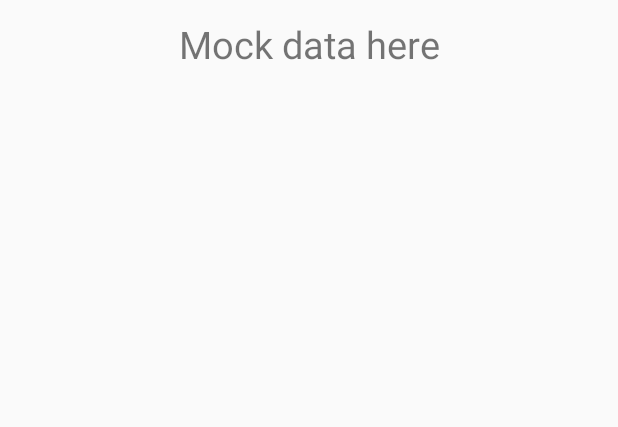
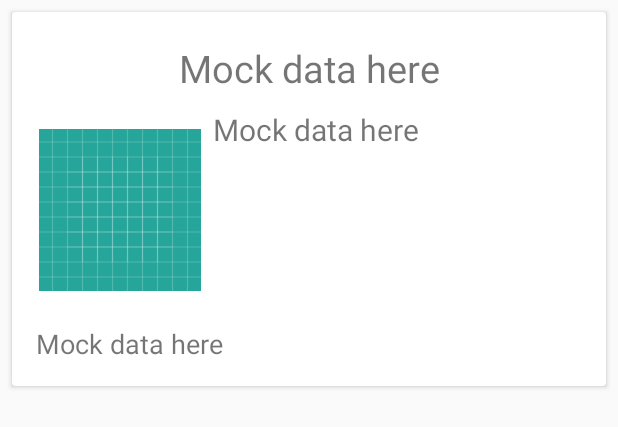
Before and after one commit to Noonight/FilmsTheMovieDB, an Android app: the layout item_movies.xml on its own in the app's theme, with its tools: preview values and no code run, on a phone screen of 412 x 824 dp. Shown: the top 427 px of the screen. Run offline under Robolectric (Android 15) with nearby library versions, the phone set to English and light mode, and no system bars.

```diff
--- a/app/build.gradle
+++ b/app/build.gradle
@@ -54,6 +54,7 @@ dependencies {
     compile "io.reactivex:rxjava:1.3.0"
 
     //compile "io.realm:realm-gradle-plugin:4.1.1"
+    implementation 'com.android.support:cardview-v7:26.1.0'
 }
 repositories {
     mavenCentral()
--- a/app/src/main/AndroidManifest.xml
+++ b/app/src/main/AndroidManifest.xml
@@ -19,7 +19,7 @@
                 <category android:name="android.intent.category.LAUNCHER" />
             </intent-filter>
         </activity>
-        <activity android:name=".mvp.view.movie.MovieActivity"></activity>
+        <activity android:name=".mvp.view.movie.MovieActivity" />
     </application>
 
 </manifest>
--- a/app/src/main/java/com/example/admin/filmsthemoviedb/mvp/presenter/MovieActivityPresenter.java
+++ b/app/src/main/java/com/example/admin/filmsthemoviedb/mvp/presenter/MovieActivityPresenter.java
@@ -3,6 +3,7 @@ package com.example.admin.filmsthemoviedb.mvp.presenter;
 
 import com.example.admin.filmsthemoviedb.api.NetworkManager;
 import com.example.admin.filmsthemoviedb.api.model.MovieResponse;
+import com.example.admin.filmsthemoviedb.common.Log;
 import com.example.admin.filmsthemoviedb.mvp.base.BasePresenter;
 import com.example.admin.filmsthemoviedb.mvp.view.movie.MovieView;
 
@@ -45,6 +46,6 @@ public class MovieActivityPresenter extends BasePresenter<MovieView> {
                 .doAfterTerminate(getView()::hideProgress)
                 .subscribeOn(Schedulers.io())
                 .observeOn(AndroidSchedulers.mainThread())
-                .subscribe(getView()::bindMovie, throwable -> getView().showMessage(throwable.getMessage()));
+                .subscribe(getView()::bindMovie, throwable -> Log.d(throwable.getMessage()));
     }
 }
--- a/app/src/main/java/com/example/admin/filmsthemoviedb/mvp/view/home/PopularMovieAdapter.java
+++ b/app/src/main/java/com/example/admin/filmsthemoviedb/mvp/view/home/PopularMovieAdapter.java
@@ -13,6 +13,7 @@ import com.bumptech.glide.Glide;
 import com.example.admin.filmsthemoviedb.R;
 import com.example.admin.filmsthemoviedb.api.model.MoviePopularResponse;
 import com.example.admin.filmsthemoviedb.api.model.MoviePopularResponseBody;
+import com.example.admin.filmsthemoviedb.common.Log;
 
 import java.util.ArrayList;
 
@@ -44,6 +45,10 @@ public class PopularMovieAdapter extends RecyclerView.Adapter<PopularMovieAdapte
     }
 
     public void setData(ArrayList<MoviePopularResponseBody> newMovies) {
+        Log.d(newMovies.toString());
+        for (MoviePopularResponseBody b : newMovies){
+            Log.d(b.getmTitle());
+        }
         mMovies.clear();
         mMovies.addAll(newMovies);
         notifyDataSetChanged();
--- a/app/src/main/java/com/example/admin/filmsthemoviedb/mvp/view/home/PopularMovieView.java
+++ b/app/src/main/java/com/example/admin/filmsthemoviedb/mvp/view/home/PopularMovieView.java
@@ -7,10 +7,11 @@ import com.example.admin.filmsthemoviedb.api.model.MoviePopularResponseBody;
 import com.example.admin.filmsthemoviedb.mvp.base.BaseView;
 
 import java.util.ArrayList;
+import java.util.List;
 
 public interface PopularMovieView extends BaseView {
 
-    void setData(ArrayList<MoviePopularResponseBody> data);
+    void setData(List<MoviePopularResponseBody> data);
 
     int getPage();
 }
--- a/app/src/main/res/layout/activity_home.xml
+++ b/app/src/main/res/layout/activity_home.xml
@@ -1,17 +1,17 @@
 <?xml version="1.0" encoding="utf-8"?>
-<android.widget.LinearLayout xmlns:android="http://schemas.android.com/apk/res/android"
+<android.widget.FrameLayout xmlns:android="http://schemas.android.com/apk/res/android"
     xmlns:app="http://schemas.android.com/apk/res-auto"
     xmlns:tools="http://schemas.android.com/tools"
     android:layout_width="match_parent"
     android:layout_height="match_parent"
-    android:orientation="vertical"
     tools:context=".mvp.view.home.PopularMovieActivity">
 
     <android.support.v7.widget.RecyclerView
         android:id="@+id/request_recycler"
         android:layout_width="match_parent"
+        android:layout_gravity="center"
         android:layout_height="match_parent" />
 
     <include layout="@layout/loading_view"/>
 
-</android.widget.LinearLayout>
+</android.widget.FrameLayout>
--- a/app/src/main/res/layout/activity_movie.xml
+++ b/app/src/main/res/layout/activity_movie.xml
@@ -1,5 +1,5 @@
 <?xml version="1.0" encoding="utf-8"?>
-<android.widget.LinearLayout xmlns:android="http://schemas.android.com/apk/res/android"
+<android.widget.FrameLayout xmlns:android="http://schemas.android.com/apk/res/android"
     xmlns:app="http://schemas.android.com/apk/res-auto"
     xmlns:tools="http://schemas.android.com/tools"
     android:layout_width="match_parent"
@@ -33,4 +33,4 @@
 
     <include layout="@layout/loading_view"/>
 
-</android.widget.LinearLayout>
+</android.widget.FrameLayout>
--- a/app/src/main/res/layout/item_movies.xml
+++ b/app/src/main/res/layout/item_movies.xml
@@ -3,9 +3,19 @@
     xmlns:app="http://schemas.android.com/apk/res-auto"
     android:id="@+id/movies_item_recycler"
     android:layout_width="match_parent"
-    android:layout_height="250dp"
-    android:orientation="vertical"
-    android:padding="8dp">
+    android:layout_height="268dp"
+    android:orientation="vertical">
+
+    <android.support.v7.widget.CardView
+        android:layout_width="match_parent"
+        android:layout_margin="8dp"
+        android:layout_height="wrap_content">
+
+        <LinearLayout
+            android:layout_width="match_parent"
+            android:layout_height="wrap_content"
+            android:padding="16dp"
+            android:orientation="vertical">
 
             <TextView
                 android:id="@+id/list_item_title"
@@ -16,9 +26,37 @@
                 android:text="@string/mock_data"
                 android:textSize="25sp" />
 
+            <LinearLayout
+                android:layout_width="match_parent"
+                android:layout_height="match_parent"
+                android:orientation="horizontal"
+                android:padding="2dp">
+
                 <ImageView
                     android:id="@+id/list_item_poster"
                     android:layout_width="wrap_content"
-        android:layout_height="wrap_content" />
+                    android:src="@drawable/ic_launcher_background"
+                    android:layout_height="150dp"/>
+
+                <TextView
+                    android:layout_width="match_parent"
+                    android:layout_height="wrap_content"
+                    android:layout_margin="8dp"
+                    android:text="@string/mock_data"
+                    android:textSize="20sp"/>
+
+            </LinearLayout>
+
+            <TextView
+                android:layout_width="match_parent"
+                android:text="@string/mock_data"
+                android:textSize="18sp"
+                android:layout_height="wrap_content"/>
+
+        </LinearLayout>
+
+    </android.support.v7.widget.CardView>
+
+
 
 </android.widget.LinearLayout>
```
Also changed, not shown: app/src/main/java/com/example/admin/filmsthemoviedb/api/model/MoviePopularResponseBody.java (+4 -4 lines), app/src/main/java/com/example/admin/filmsthemoviedb/api/model/MovieResponse.kt (+6 -6 lines), app/src/main/java/com/example/admin/filmsthemoviedb/mvp/view/home/PopularMovieActivity.java (+10 -3 lines), app/src/main/java/com/example/admin/filmsthemoviedb/mvp/view/movie/MovieActivity.java (+7 -1 lines), app/src/main/res/layout/loading_view.xml (+15 -10 lines). Lines whose indentation alone changed are shown as unchanged.
